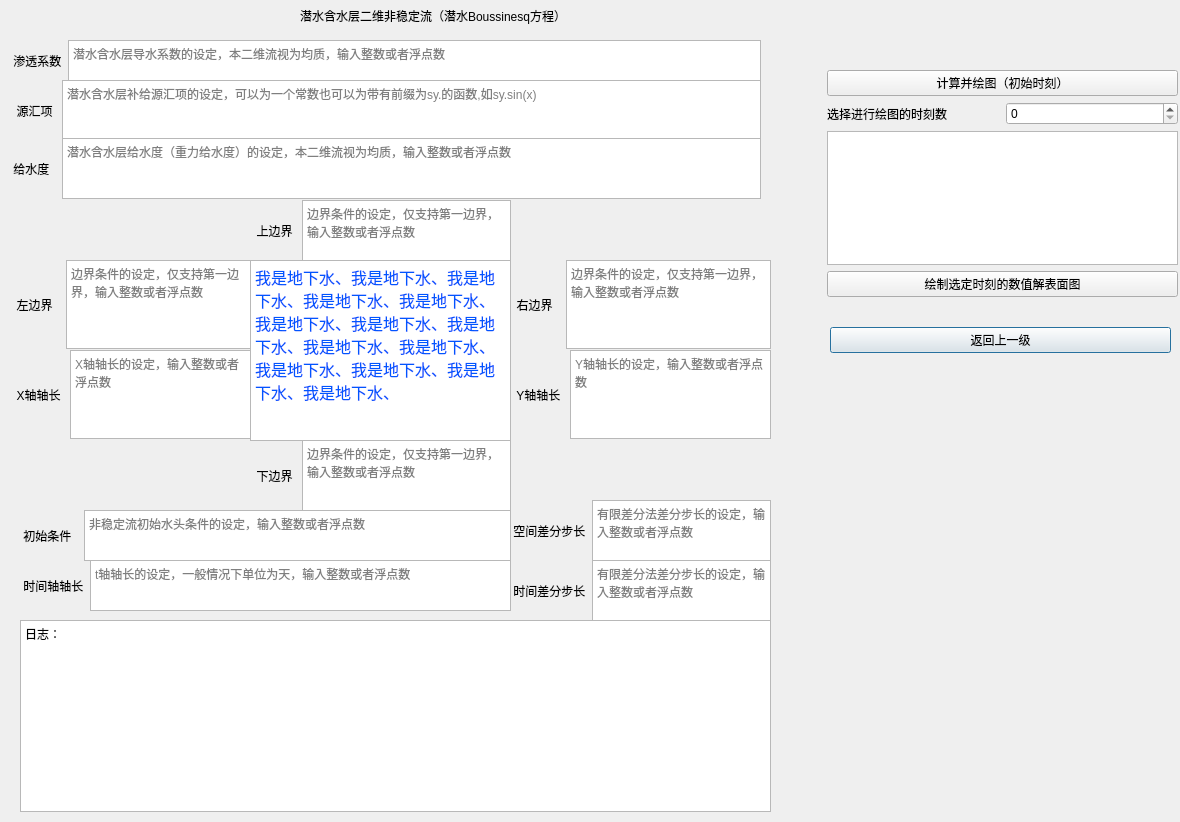
Qt form ui/tduausf.ui (Yulei-3005240023/FDM_groundwater) before a commit.
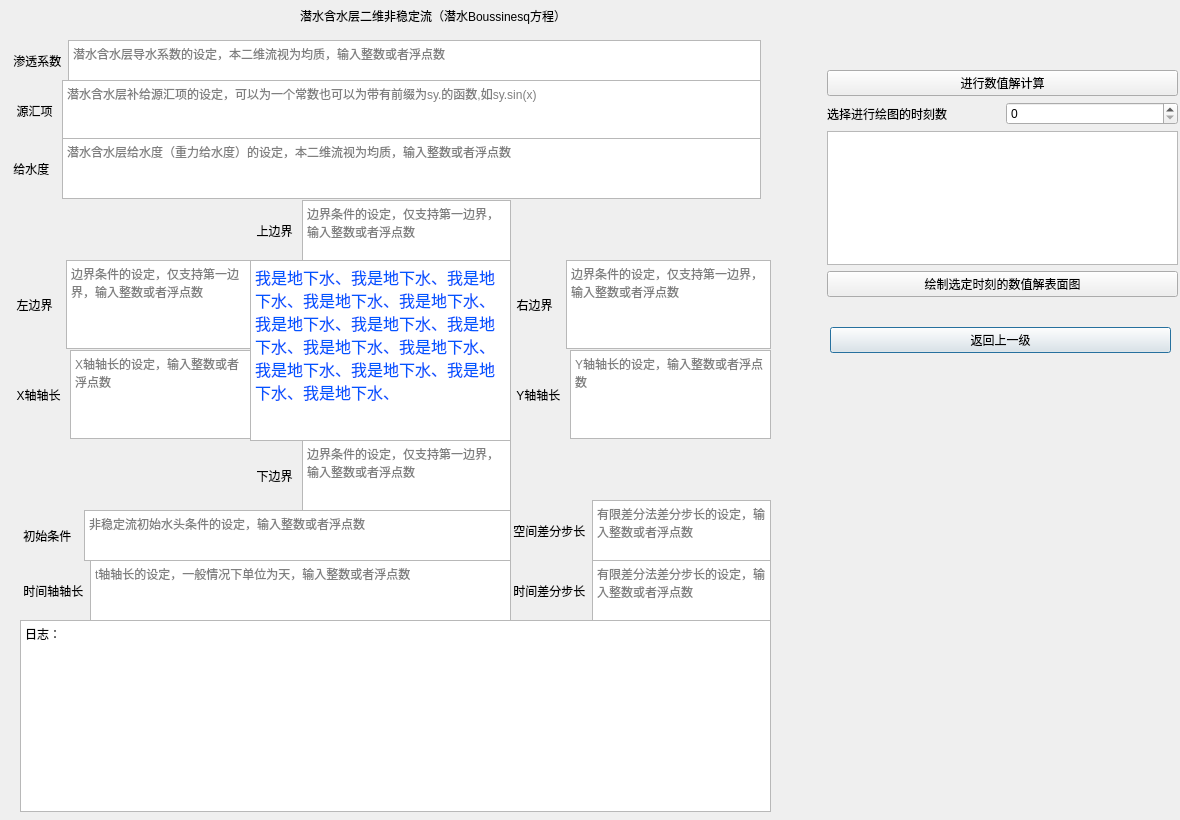
The same form after that commit.

What changed in the file:
```diff
--- a/ui/tduausf.ui
+++ b/ui/tduausf.ui
@@ -10,7 +10,7 @@
     <x>0</x>
     <y>0</y>
     <width>1180</width>
-    <height>822</height>
+    <height>820</height>
    </rect>
   </property>
   <property name="windowTitle">
@@ -305,7 +305,7 @@
      <x>20</x>
      <y>560</y>
      <width>491</width>
-     <height>51</height>
+     <height>61</height>
     </rect>
    </property>
    <layout class="QHBoxLayout" name="horizontalLayout_11">
@@ -440,7 +440,7 @@
     <item row="0" column="0">
      <widget class="QPushButton" name="solve">
       <property name="text">
-       <string>计算并绘图（初始时刻）</string>
+       <string>进行数值解计算</string>
       </property>
      </widget>
     </item>
```
